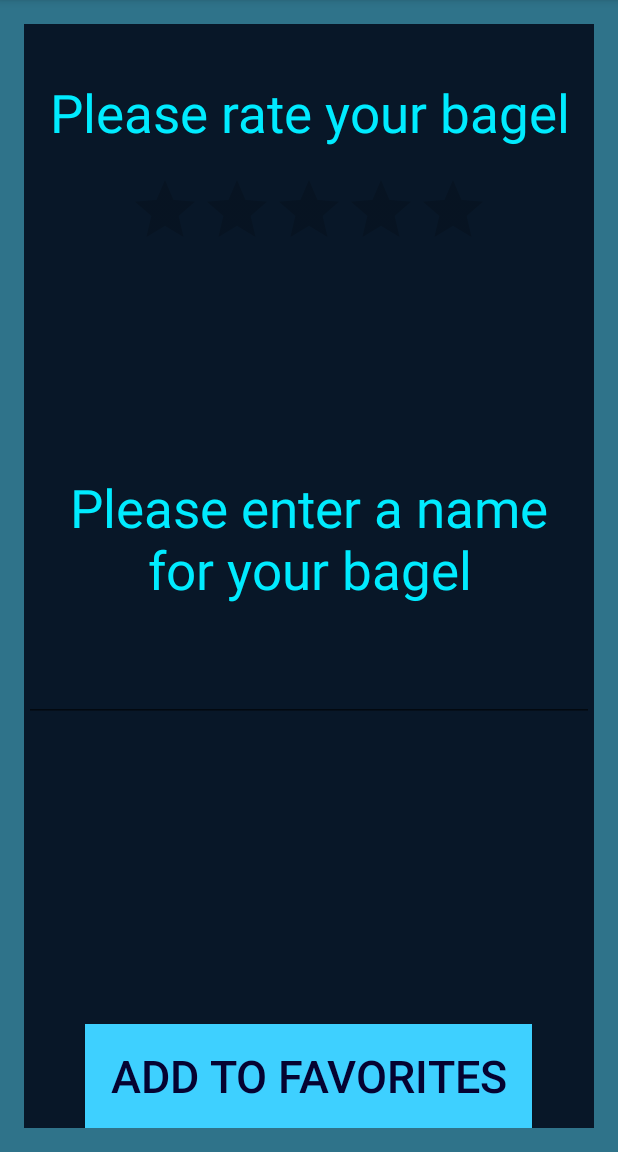
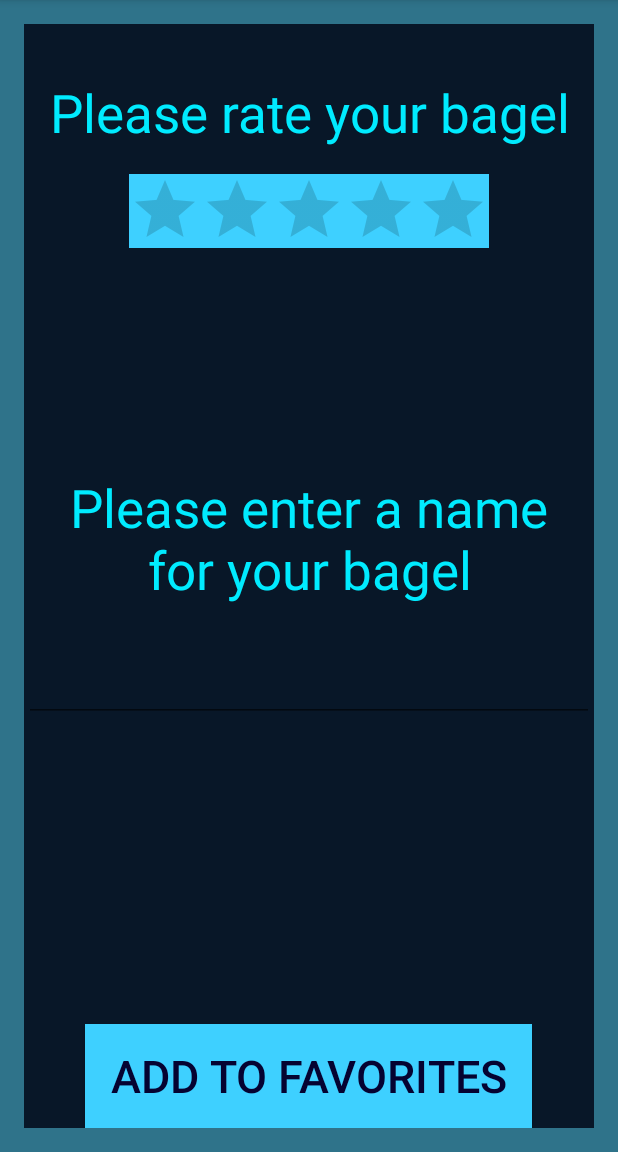
Before and after one commit to invaderlucky/BagelButton, an Android app: the screen it shows after launch (MainActivity), after a tap on "YES", on a phone screen of 412 x 824 dp, the part 84-1236 px from its top. Run offline under Robolectric (Android 15) with nearby library versions, the phone set to English and light mode, and no system bars; 1 other tap on this screen came first.

Commit message:
Fixed Rating Bar

```diff
--- a/app/src/main/res/layout/activity_third.xml
+++ b/app/src/main/res/layout/activity_third.xml
@@ -43,14 +43,16 @@
 
         <RatingBar
             android:layout_width="wrap_content"
-            android:layout_height="wrap_content"
+            android:layout_height="49dp"
             android:id="@+id/ratingBar"
-            android:layout_gravity="center_horizontal|top"
+            android:layout_gravity="center|top"
+            android:background="#ff3ed0ff"
             android:clickable="true"
             android:numStars="5"
             android:rating="0"
             android:stepSize="1.0"
-            android:paddingTop="100dp" />
+            android:layout_marginTop="100dp"/>
+            <!--android:paddingTop="100dp" />-->
 
         <TextView
             android:layout_width="337dp"
--- a/app/src/main/res/values/strings.xml
+++ b/app/src/main/res/values/strings.xml
@@ -1,6 +1,5 @@
 <resources>
     <string name="app_name">BagelBuddy</string>
 
-    <string name="hello_world">Hello world!</string>
     <string name="action_settings">Settings</string>
 </resources>
```
